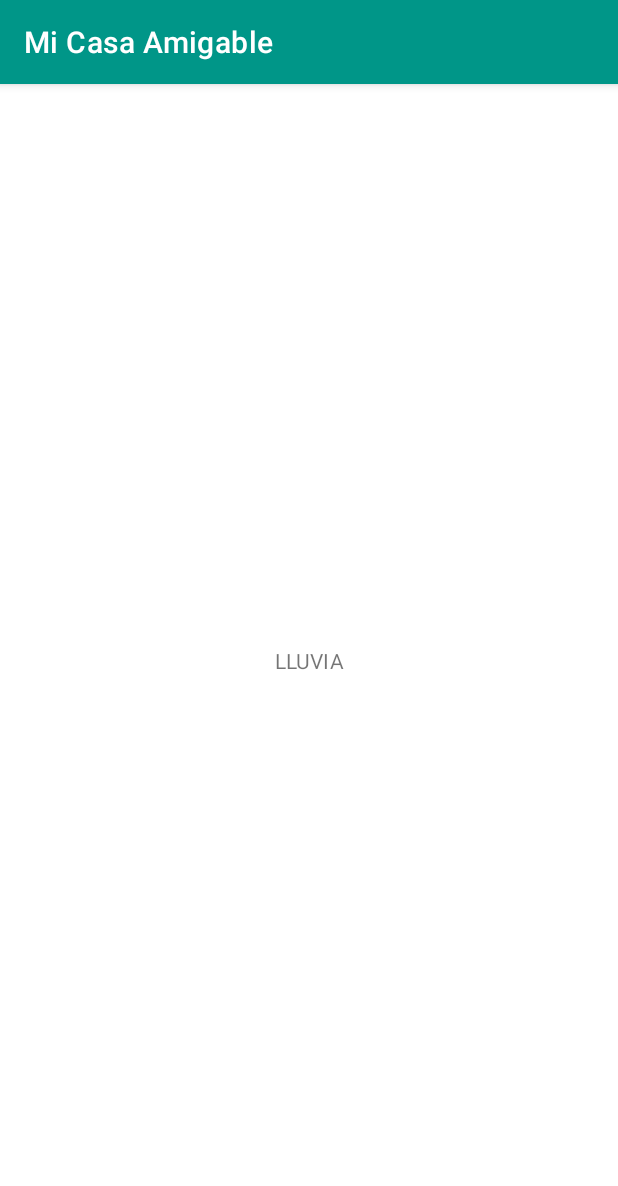
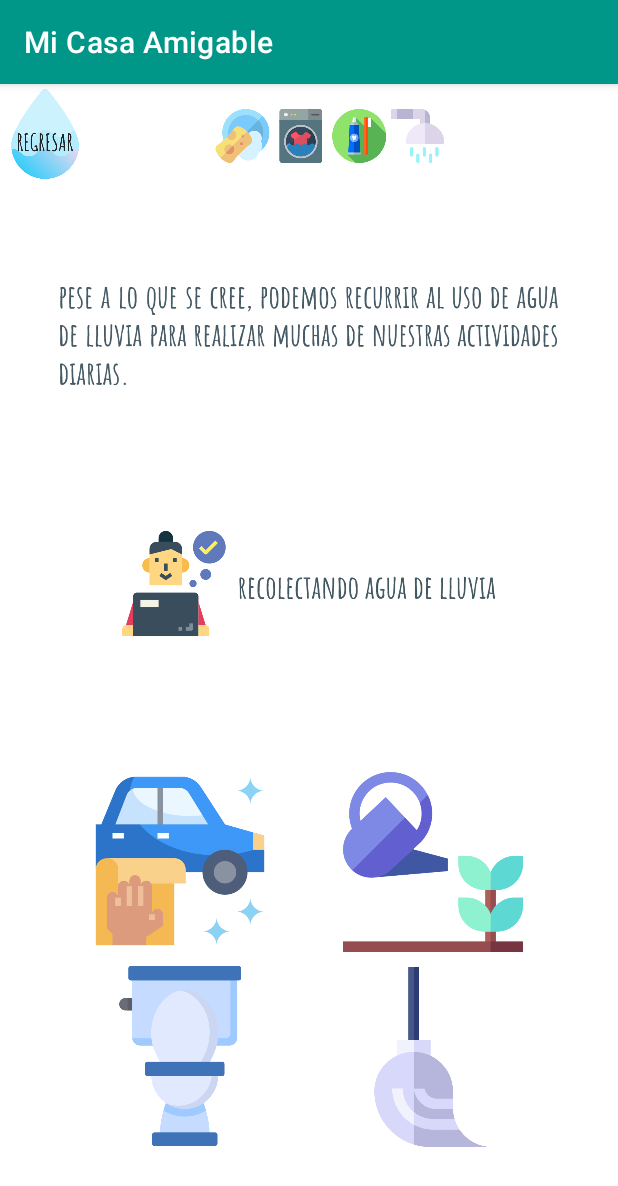
Before and after one commit to gabyotero/AmigableCasa, an Android app: the Consejo_lluvia screen opened directly, with no data from a screen before it, on a phone screen of 412 x 824 dp. Shown: the top 1186 px of the screen. Run offline under Robolectric (Android 15) with nearby library versions, the phone set to English and light mode, and no system bars.

Commit message:
ConsejosTerminado

```diff
--- a/app/src/main/java/com/gaby/amigablecasa/Consejo_lavado.java
+++ b/app/src/main/java/com/gaby/amigablecasa/Consejo_lavado.java
@@ -3,12 +3,21 @@ package com.gaby.amigablecasa;
 import androidx.appcompat.app.AppCompatActivity;
 
 import android.os.Bundle;
+import android.view.View;
+import android.widget.ImageView;
 
 public class Consejo_lavado extends AppCompatActivity {
-
+    ImageView img_regresarlavado;
     @Override
     protected void onCreate(Bundle savedInstanceState) {
         super.onCreate(savedInstanceState);
         setContentView(R.layout.activity_consejo_lavado);
+        img_regresarlavado=findViewById(R.id.img_regresarlavado);
+        img_regresarlavado.setOnClickListener(new View.OnClickListener() {
+            @Override
+            public void onClick(View v) {
+                onBackPressed();
+            }
+        });
     }
 }
--- a/app/src/main/java/com/gaby/amigablecasa/Consejo_lluvia.java
+++ b/app/src/main/java/com/gaby/amigablecasa/Consejo_lluvia.java
@@ -1,14 +1,42 @@
 package com.gaby.amigablecasa;
 
+import androidx.appcompat.app.AlertDialog;
 import androidx.appcompat.app.AppCompatActivity;
 
 import android.os.Bundle;
+import android.view.LayoutInflater;
+import android.view.View;
+import android.widget.ImageView;
 
 public class Consejo_lluvia extends AppCompatActivity {
+    ImageView img_recolectar,img_regresarlluvia;
 
     @Override
     protected void onCreate(Bundle savedInstanceState) {
         super.onCreate(savedInstanceState);
         setContentView(R.layout.activity_consejo_lluvia);
+        img_recolectar=findViewById(R.id.img_recolectar);
+        img_regresarlluvia=findViewById(R.id.img_regresarlluvia);
+        img_recolectar.setOnClickListener(new View.OnClickListener() {
+            @Override
+            public void onClick(View v) {
+                AlertDialog.Builder builder=new AlertDialog.Builder(Consejo_lluvia.this);
+                builder.setMessage("Al iniciar la lluvia, reúne todos los recipientes en los que recolectarás el agua; espera entre 10 o 15 minutos de que haya iniciado la lluvia y colócalos en diferentes partes. Lo recomendable es que esperes este tiempo, ya que así evitarás que los contaminantes caigan y el agua esté sucia.");
+                builder.setTitle("Recolectando agua de lluvia");
+                //builder.setIcon(R.drawable.aguawc);
+                //builder.setView(R.drawable.basura);
+                AlertDialog dialog=builder.create();
+                dialog.show();
+
+            }
+        });
+        img_regresarlluvia.setOnClickListener(new View.OnClickListener() {
+            @Override
+            public void onClick(View v) {
+                onBackPressed();
+            }
+        });
+
+
     }
 }
--- a/app/src/main/res/layout/activity_consejo_lluvia.xml
+++ b/app/src/main/res/layout/activity_consejo_lluvia.xml
@@ -6,13 +6,106 @@
     android:layout_height="match_parent"
     tools:context=".Consejo_lluvia">
 
-    <TextView
-        android:id="@+id/textView8"
-        android:layout_width="wrap_content"
-        android:layout_height="wrap_content"
-        android:text="LLUVIA"
+    <LinearLayout
+        android:id="@+id/linearLayout"
+        android:layout_width="301dp"
+        android:layout_height="68dp"
+        android:orientation="vertical"
+        app:layout_constraintBottom_toBottomOf="parent"
+        app:layout_constraintEnd_toEndOf="parent"
+        app:layout_constraintHorizontal_bias="0.627"
+        app:layout_constraintStart_toStartOf="parent"
+        app:layout_constraintTop_toTopOf="parent"
+        app:layout_constraintVertical_bias="0.024">
+
+        <ImageView
+            android:id="@+id/imageView2"
+            android:layout_width="match_parent"
+            android:layout_height="36dp"
+            app:srcCompat="@drawable/cuidado" />
+
+    </LinearLayout>
+
+    <ImageView
+        android:id="@+id/img_regresarlluvia"
+        android:layout_width="60dp"
+        android:layout_height="60dp"
+        app:layout_constraintBottom_toBottomOf="parent"
+        app:layout_constraintEnd_toEndOf="parent"
+        app:layout_constraintHorizontal_bias="0.0"
+        app:layout_constraintStart_toStartOf="parent"
+        app:layout_constraintTop_toTopOf="parent"
+        app:layout_constraintVertical_bias="0.005"
+        app:srcCompat="@drawable/regresar" />
+
+    <ImageView
+        android:id="@+id/imageView18"
+        android:layout_width="342dp"
+        android:layout_height="118dp"
         app:layout_constraintBottom_toBottomOf="parent"
         app:layout_constraintEnd_toEndOf="parent"
         app:layout_constraintStart_toStartOf="parent"
-        app:layout_constraintTop_toTopOf="parent" />
+        app:layout_constraintTop_toTopOf="parent"
+        app:layout_constraintVertical_bias="0.173"
+        app:srcCompat="@drawable/introlluvia" />
+
+    <ImageView
+        android:id="@+id/img_recolectar"
+        android:layout_width="259dp"
+        android:layout_height="130dp"
+        app:layout_constraintBottom_toBottomOf="parent"
+        app:layout_constraintEnd_toEndOf="parent"
+        app:layout_constraintStart_toStartOf="parent"
+        app:layout_constraintTop_toTopOf="parent"
+        app:layout_constraintVertical_bias="0.42"
+        app:srcCompat="@drawable/recolectar" />
+
+    <LinearLayout
+        android:layout_width="137dp"
+        android:layout_height="270dp"
+        android:orientation="vertical"
+        app:layout_constraintBottom_toBottomOf="parent"
+        app:layout_constraintEnd_toEndOf="parent"
+        app:layout_constraintHorizontal_bias="0.218"
+        app:layout_constraintStart_toStartOf="parent"
+        app:layout_constraintTop_toTopOf="parent"
+        app:layout_constraintVertical_bias="0.9">
+
+        <ImageView
+            android:id="@+id/imageView20"
+            android:layout_width="120dp"
+            android:layout_height="140dp"
+            app:srcCompat="@drawable/coche" />
+
+        <ImageView
+            android:id="@+id/imageView21"
+            android:layout_width="120dp"
+            android:layout_height="120dp"
+            app:srcCompat="@drawable/excusado" />
+    </LinearLayout>
+
+    <LinearLayout
+        android:layout_width="123dp"
+        android:layout_height="276dp"
+        android:orientation="vertical"
+        app:layout_constraintBottom_toBottomOf="parent"
+        app:layout_constraintEnd_toEndOf="parent"
+        app:layout_constraintHorizontal_bias="0.791"
+        app:layout_constraintStart_toStartOf="parent"
+        app:layout_constraintTop_toTopOf="parent"
+        app:layout_constraintVertical_bias="0.912">
+
+        <ImageView
+            android:id="@+id/imageView22"
+            android:layout_width="120dp"
+            android:layout_height="140dp"
+            app:srcCompat="@drawable/regar" />
+
+        <ImageView
+            android:id="@+id/imageView23"
+            android:layout_width="120dp"
+            android:layout_height="120dp"
+            app:srcCompat="@drawable/trapo" />
+    </LinearLayout>
+
 </androidx.constraintlayout.widget.ConstraintLayout>
```
Also changed, not shown: app/src/main/res/drawable-v24/coche.png (added), app/src/main/res/drawable-v24/excusado.png (added), app/src/main/res/drawable-v24/introlluvia.PNG (added), app/src/main/res/drawable-v24/recolectar.png (added), app/src/main/res/drawable-v24/regar.png (added), app/src/main/res/drawable-v24/trapo.png (added).
